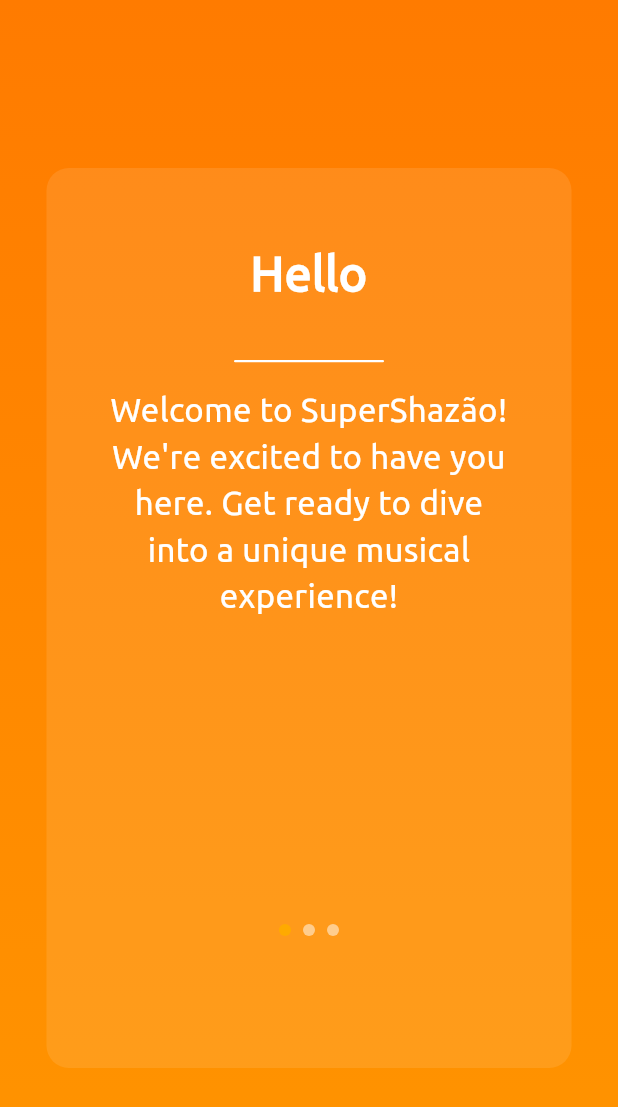
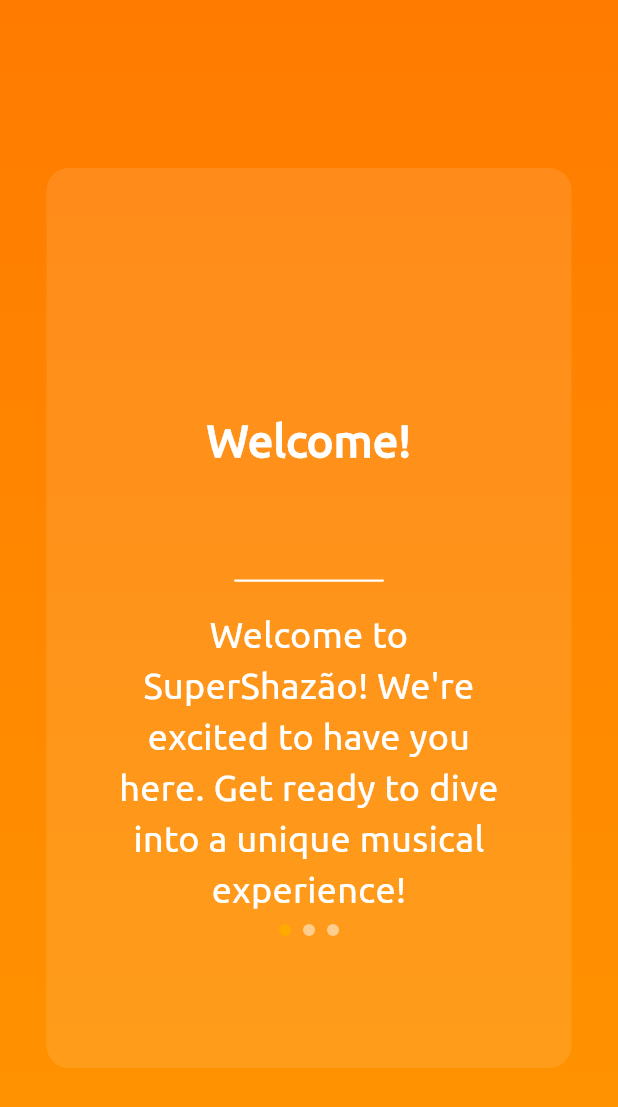
Before and after one commit to carlos-moronari7/SUPER_SHAZAO_2023109, a Flutter app: the screen it shows after launch, on a phone screen of 412 x 824 dp. Shown: the top 1107 px of the screen. Run offline on Flutter 3.47's test engine with Material 3 defaults, Android fonts, the light colour scheme and no system bars.

Commit message:
overlay changes

```diff
--- /dev/null
+++ b/lib/explanation_pages.dart
@@ -0,0 +1,122 @@
+import 'package:flutter/material.dart';
+
+class ExplanationPage extends StatelessWidget {
+  final String header;
+  final String body;
+  final int currentPage;
+  final int pageIndex;
+  final List<Map<String, String>> explanations;
+
+  const ExplanationPage({
+    required this.header,
+    required this.body,
+    required this.currentPage,
+    required this.pageIndex,
+    required this.explanations,
+  });
+
+  @override
+  Widget build(BuildContext context) {
+    return Stack(
+      children: [
+        Container(
+          decoration: const BoxDecoration(
+            gradient: LinearGradient(
+              begin: Alignment.topCenter,
+              end: Alignment.bottomCenter,
+              colors: [
+                Color(0xFFFF7B00), // Darkest color at the top
+                Color(0xFFFF8800),
+                Color(0xFFFF9500), // Lightest color at the bottom
+              ],
+            ),
+          ),
+          child: Center(
+            child: Container(
+              height: 600,
+              width: 350, // Set desired width
+              padding: const EdgeInsets.all(20),
+              decoration: BoxDecoration(
+                color: Colors.white.withOpacity(0.1), // Transparency
+                borderRadius: BorderRadius.circular(15),
+              ),
+              child: Column(
+                crossAxisAlignment: CrossAxisAlignment.center,
+                mainAxisAlignment: MainAxisAlignment.center,
+                children: [
+                  Padding(
+                    padding: const EdgeInsets.symmetric(horizontal: 20),
+                    child: Container(
+                      height: 150, // Fixed height for both header and body
+                      alignment: Alignment.center,
+                      child: Text(
+                        header,
+                        style: const TextStyle(
+                          fontSize: 30,
+                          fontWeight: FontWeight.bold,
+                          fontFamily: 'Ubuntu', // Use Ubuntu font
+                          color: Colors.white,
+                        ),
+                        textAlign: TextAlign.center,
+                      ),
+                    ),
+                  ),
+                  const SizedBox(height: 18),
+                  Center(
+                    child: Container(
+                      width: 100, // Adjust the width here
+                      height: 1.5,
+                      decoration: BoxDecoration(
+                        color: Colors.white,
+                        borderRadius: BorderRadius.circular(100), // Adjust the radius for roundness
+                      ),
+                    ),
+                  ),
+                  const SizedBox(height: 18), // Increase bottom padding here
+                  Padding(
+                    padding: const EdgeInsets.symmetric(horizontal: 20), // Padding on sides
+                    child: Container(
+                      height: 200, // Fixed height for body text
+                      alignment: Alignment.center,
+                      child: Text(
+                        body,
+                        textAlign: TextAlign.center,
+                        style: const TextStyle(
+                          fontSize: 24,
+                          fontFamily: 'Ubuntu', // Use Ubuntu font
+                          color: Colors.white,
+                        ),
+                      ),
+                    ),
+                  ),
+                ],
+              ),
+            ),
+          ),
+        ),
+        Positioned(
+          bottom: 200,
+          left: 0,
+          right: 0,
+          child: Row(
+            mainAxisAlignment: MainAxisAlignment.center,
+            children: List.generate(
+              explanations.length,
+              (index) => Padding(
+                padding: const EdgeInsets.symmetric(horizontal: 4.0),
+                child: Container(
+                  width: 8,
+                  height: 8,
+                  decoration: BoxDecoration(
+                    shape: BoxShape.circle,
+                    color: currentPage == index ? const Color(0xFFFFAA00) : Colors.white.withOpacity(0.5),
+                  ),
+                ),
+              ),
+            ),
+          ),
+        ),
+      ],
+    );
+  }
+}
--- a/lib/main.dart
+++ b/lib/main.dart
@@ -1,4 +1,5 @@
 import 'package:flutter/material.dart';
+import 'explanation_pages.dart';
 
 void main() {
   runApp(MyApp());
@@ -22,17 +23,17 @@
 class _IntroScreenState extends State<IntroScreen> {
   final List<Map<String, String>> _explanations = [
     {
-      'header': 'Hello',
+      'header': 'Welcome! ',
       'body':
           'Welcome to SuperShazão! We\'re excited to have you here. Get ready to dive into a unique musical experience!'
     },
     {
-      'header': 'What is SuperShazão',
+      'header': 'What is Super Shazão? ',
       'body':
-          'In SuperShazão, you\'ll find a powerful tool to explore the musical universe. With the touch of a button, you can identify songs, discover new artists, and immerse yourself in a world of melodies and rhythms.'
+          'In Super Shazão, with the touch of a button, you can identify songs and discover new artists.'
     },
     {
-      'header': 'Let\'s Start!',
+      'header': 'Let\'s Start! ',
       'body':
           'Now, without further ado, let\'s begin exploring the vast world of sounds that SuperShazão has to offer.'
     },
@@ -63,102 +64,12 @@
         child: PageView.builder(
           itemCount: _explanations.length,
           itemBuilder: (context, index) {
-            return Stack(
-              children: [
-                Container(
-                  decoration: const BoxDecoration(
-                    gradient: LinearGradient(
-                      begin: Alignment.topCenter,
-                      end: Alignment.bottomCenter,
-                      colors: [
-                        Color(0xFFFF7B00), // Darkest color at the top
-                        Color(0xFFFF8800),
-                        Color(0xFFFF9500), // Lightest color at the bottom
-                      ],
-                    ),
-                  ),
-                  child: Center(
-                    child: Container(
-                      height: 600,
-                      width: 350, // Set desired width
-                      padding: const EdgeInsets.all(20),
-                      decoration: BoxDecoration(
-                        color: Colors.white.withOpacity(0.1), // Transparency
-                        borderRadius: BorderRadius.circular(15),
-                      ),
-                      child: Column(
-                        crossAxisAlignment: CrossAxisAlignment.center,
-                        mainAxisAlignment: MainAxisAlignment.start, // Align to the top
-                        children: [
-                          Container(
-                            height: 100, // Fixed height for both header and body
-                            alignment: Alignment.center,
-                            child: Text(
-                              _explanations[index]['header']!,
-                              style: const TextStyle(
-                                fontSize: 32,
-                                fontWeight: FontWeight.bold,
-                                fontFamily: 'Ubuntu', // Use Ubuntu font
-                                color: Colors.white,
-                              ),
-                              textAlign: TextAlign.center,
-                            ),
-                          ),
-                          const SizedBox(height: 8),
-                          Center(
-                            child: Container(
-                              width: 100, // Adjust the width here
-                              height: 1.5,
-                              decoration: BoxDecoration(
-                                color: Colors.white,
-                                borderRadius: BorderRadius.circular(100), // Adjust the radius for roundness
-                              ),
-                            ),
-                          ),
-                          const SizedBox(height: 16), // Increase bottom padding here
-                          Padding(
-                            padding: const EdgeInsets.symmetric(horizontal: 20), // Padding on sides
-                            child: Container(
-                              alignment: Alignment.center,
-                              child: Text(
-                                _explanations[index]['body']!,
-                                textAlign: TextAlign.center,
-                                style: const TextStyle(
-                                  fontSize: 22,
-                                  fontFamily: 'Ubuntu', // Use Ubuntu font
-                                  color: Colors.white,
-                                ),
-                              ),
-                            ),
-                          ),
-                        ],
-                      ),
-                    ),
-                  ),
-                ),
-                Positioned(
-                  bottom: 200,
-                  left: 0,
-                  right: 0,
-                  child: Row(
-                    mainAxisAlignment: MainAxisAlignment.center,
-                    children: List.generate(
-                      _explanations.length,
-                      (index) => Padding(
-                        padding: const EdgeInsets.symmetric(horizontal: 4.0),
-                        child: Container(
-                          width: 8,
-                          height: 8,
-                          decoration: BoxDecoration(
-                            shape: BoxShape.circle,
-                            color: _currentPage == index ? const Color(0xFFFFAA00) : Colors.white.withOpacity(0.5),
-                          ),
-                        ),
-                      ),
-                    ),
-                  ),
-                ),
-              ],
+            return ExplanationPage(
+              header: _explanations[index]['header']!,
+              body: _explanations[index]['body']!,
+              currentPage: _currentPage,
+              pageIndex: index,
+              explanations: _explanations,
             );
           },
           onPageChanged: (index) {
```
